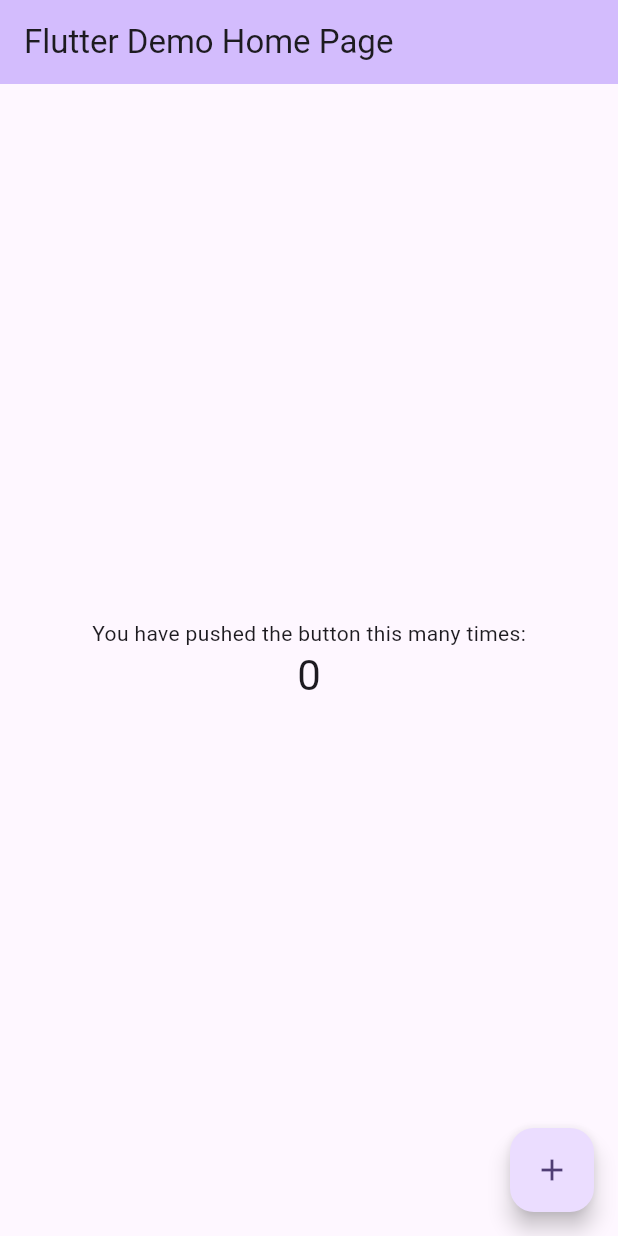
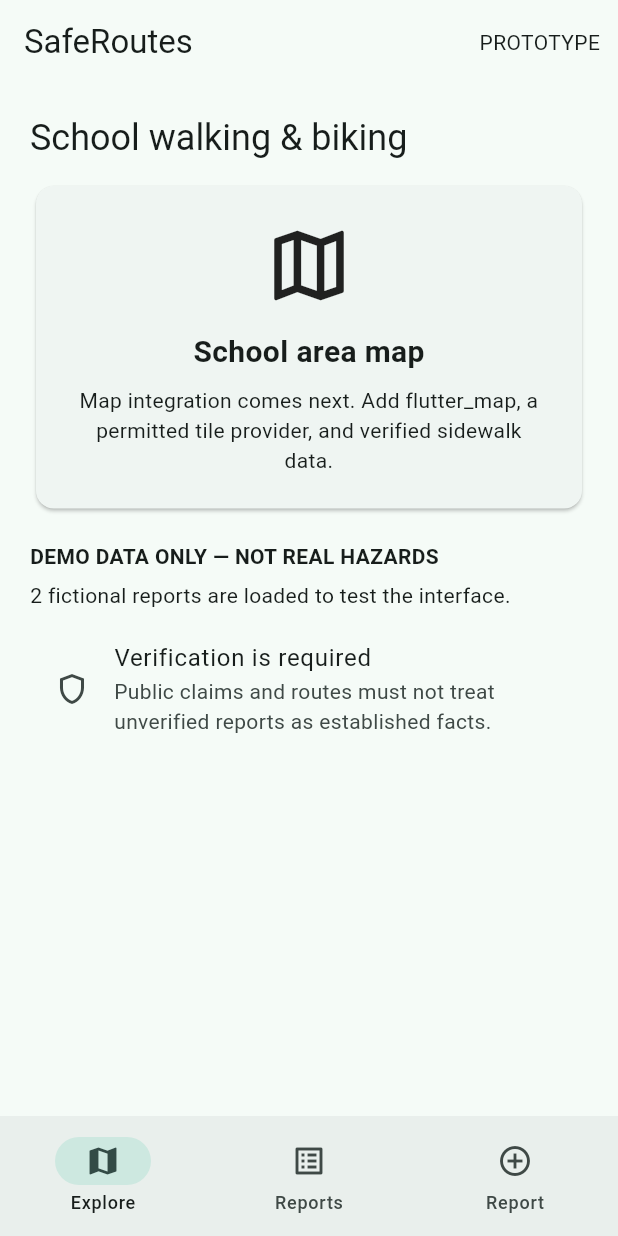
Before and after one commit to Arjan-sj/congressional-app-challenge-, a Flutter app: the screen it shows after launch, on a phone screen of 412 x 824 dp. Run offline on Flutter 3.47's test engine with Material 3 defaults, Android fonts, the light colour scheme and no system bars.

Commit message:
feat: scaffold SafeRoutes Flutter prototype, docs, and CI

```diff
--- /dev/null
+++ b/lib/app.dart
@@ -0,0 +1,20 @@
+import 'package:flutter/material.dart';
+
+import 'screens/home_screen.dart';
+
+class SafeRoutesApp extends StatelessWidget {
+  const SafeRoutesApp({super.key});
+
+  @override
+  Widget build(BuildContext context) {
+    return MaterialApp(
+      title: 'SafeRoutes',
+      debugShowCheckedModeBanner: false,
+      theme: ThemeData(
+        useMaterial3: true,
+        colorScheme: ColorScheme.fromSeed(seedColor: const Color(0xFF167D6D)),
+      ),
+      home: const HomeScreen(),
+    );
+  }
+}
--- /dev/null
+++ b/lib/data/demo_reports.dart
@@ -0,0 +1,21 @@
+import '../models/hazard_report.dart';
+
+/// Fictional examples to exercise the UI. Do not place these on a real map.
+List<HazardReport> buildDemoReports() => [
+  HazardReport(
+    id: 'sample-1',
+    schoolId: 'sample-school',
+    type: HazardType.missingSidewalk,
+    severity: 4,
+    description: 'Example: sidewalk ends before a crossing.',
+    createdAt: DateTime(2026, 10, 17),
+  ),
+  HazardReport(
+    id: 'sample-2',
+    schoolId: 'sample-school',
+    type: HazardType.blockedPath,
+    severity: 2,
+    description: 'Example: a walking path is temporarily blocked.',
+    createdAt: DateTime(2026, 10, 17),
+  ),
+];
--- a/lib/main.dart
+++ b/lib/main.dart
@@ -1,122 +1,8 @@
 import 'package:flutter/material.dart';
 
+import 'app.dart';
+
 void main() {
-  runApp(const MyApp());
+  WidgetsFlutterBinding.ensureInitialized();
+  runApp(const SafeRoutesApp());
 }
-
-class MyApp extends StatelessWidget {
-  const MyApp({super.key});
-
-  // This widget is the root of your application.
-  @override
-  Widget build(BuildContext context) {
-    return MaterialApp(
-      title: 'Flutter Demo',
-      theme: ThemeData(
-        // This is the theme of your application.
-        //
-        // TRY THIS: Try running your application with "flutter run". You'll see
-        // the application has a purple toolbar. Then, without quitting the app,
-        // try changing the seedColor in the colorScheme below to Colors.green
-        // and then invoke "hot reload" (save your changes or press the "hot
-        // reload" button in a Flutter-supported IDE, or press "r" if you used
-        // the command line to start the app).
-        //
-        // Notice that the counter didn't reset back to zero; the application
-        // state is not lost during the reload. To reset the state, use hot
-        // restart instead.
-        //
-        // This works for code too, not just values: Most code changes can be
-        // tested with just a hot reload.
-        colorScheme: .fromSeed(seedColor: Colors.deepPurple),
-      ),
-      home: const MyHomePage(title: 'Flutter Demo Home Page'),
-    );
-  }
-}
-
-class MyHomePage extends StatefulWidget {
-  const MyHomePage({super.key, required this.title});
-
-  // This widget is the home page of your application. It is stateful, meaning
-  // that it has a State object (defined below) that contains fields that affect
-  // how it looks.
-
-  // This class is the configuration for the state. It holds the values (in this
-  // case the title) provided by the parent (in this case the App widget) and
-  // used by the build method of the State. Fields in a Widget subclass are
-  // always marked "final".
-
-  final String title;
-
-  @override
-  State<MyHomePage> createState() => _MyHomePageState();
-}
-
-class _MyHomePageState extends State<MyHomePage> {
-  int _counter = 0;
-
-  void _incrementCounter() {
-    setState(() {
-      // This call to setState tells the Flutter framework that something has
-      // changed in this State, which causes it to rerun the build method below
-      // so that the display can reflect the updated values. If we changed
-      // _counter without calling setState(), then the build method would not be
-      // called again, and so nothing would appear to happen.
-      _counter++;
-    });
-  }
-
-  @override
-  Widget build(BuildContext context) {
-    // This method is rerun every time setState is called, for instance as done
-    // by the _incrementCounter method above.
-    //
-    // The Flutter framework has been optimized to make rerunning build methods
-    // fast, so that you can just rebuild anything that needs updating rather
-    // than having to individually change instances of widgets.
-    return Scaffold(
-      appBar: AppBar(
-        // TRY THIS: Try changing the color here to a specific color (to
-        // Colors.amber, perhaps?) and trigger a hot reload to see the AppBar
-        // change color while the other colors stay the same.
-        backgroundColor: Theme.of(context).colorScheme.inversePrimary,
-        // Here we take the value from the MyHomePage object that was created by
-        // the App.build method, and use it to set our appbar title.
-        title: Text(widget.title),
-      ),
-      body: Center(
-        // Center is a layout widget. It takes a single child and positions it
-        // in the middle of the parent.
-        child: Column(
-          // Column is also a layout widget. It takes a list of children and
-          // arranges them vertically. By default, it sizes itself to fit its
-          // children horizontally, and tries to be as tall as its parent.
-          //
-          // Column has various properties to control how it sizes itself and
-          // how it positions its children. Here we use mainAxisAlignment to
-          // center the children vertically; the main axis here is the vertical
-          // axis because Columns are vertical (the cross axis would be
-          // horizontal).
-          //
-          // TRY THIS: Invoke "debug painting" (choose the "Toggle Debug Paint"
-          // action in the IDE, or press "p" in the console), to see the
-          // wireframe for each widget.
-          mainAxisAlignment: .center,
-          children: [
-            const Text('You have pushed the button this many times:'),
-            Text(
-              '$_counter',
-              style: Theme.of(context).textTheme.headlineMedium,
-            ),
-          ],
-        ),
-      ),
-      floatingActionButton: FloatingActionButton(
-        onPressed: _incrementCounter,
-        tooltip: 'Increment',
-        child: const Icon(Icons.add),
-      ),
-    );
-  }
-}
--- /dev/null
+++ b/lib/models/hazard_report.dart
@@ -0,0 +1,53 @@
+/// Shared UI model for the *demo*. Before adding Supabase, agree on the
+/// production database fields in docs/INTEGRATION_CONTRACT.md.
+enum HazardType {
+  missingSidewalk('Missing sidewalk'),
+  difficultCrossing('Difficult crossing'),
+  blockedPath('Blocked path'),
+  bikeRoute('Bicycle-route concern');
+
+  const HazardType(this.label);
+  final String label;
+}
+
+enum ReportStatus {
+  unverified('Unverified'),
+  verified('Verified'),
+  resolved('Resolved'),
+  rejected('Rejected');
+
+  const ReportStatus(this.label);
+  final String label;
+}
+
+class HazardReport {
+  const HazardReport({
+    required this.id,
+    required this.schoolId,
+    required this.type,
+    required this.severity,
+    required this.description,
+    required this.createdAt,
+    this.status = ReportStatus.unverified,
+    this.latitude,
+    this.longitude,
+    this.isDemo = true,
+  }) : assert(severity >= 1 && severity <= 5);
+
+  final String id;
+  final String schoolId;
+  final HazardType type;
+  final int severity;
+  final String description;
+  final DateTime createdAt;
+  final ReportStatus status;
+
+  /// Null until a user selects a real, verified map location.
+  final double? latitude;
+  final double? longitude;
+
+  /// All current entries are fictional samples and never verified findings.
+  final bool isDemo;
+
+  bool get hasLocation => latitude != null && longitude != null;
+}
--- /dev/null
+++ b/lib/screens/explore_screen.dart
@@ -0,0 +1,47 @@
+import 'package:flutter/material.dart';
+
+import '../models/hazard_report.dart';
+
+class ExploreScreen extends StatelessWidget {
+  const ExploreScreen({super.key, required this.reports});
+
+  final List<HazardReport> reports;
+
+  @override
+  Widget build(BuildContext context) {
+    return ListView(
+      padding: const EdgeInsets.all(20),
+      children: [
+        Text('School walking & biking', style: Theme.of(context).textTheme.headlineSmall),
+        const SizedBox(height: 12),
+        const Card(
+          child: Padding(
+            padding: EdgeInsets.all(22),
+            child: Column(
+              children: [
+                Icon(Icons.map_outlined, size: 62),
+                SizedBox(height: 12),
+                Text('School area map', style: TextStyle(fontSize: 20, fontWeight: FontWeight.w600)),
+                SizedBox(height: 8),
+                Text(
+                  'Map integration comes next. Add flutter_map, a permitted tile provider, and verified sidewalk data.',
+                  textAlign: TextAlign.center,
+                ),
+              ],
+            ),
+          ),
+        ),
+        const SizedBox(height: 18),
+        const Text('DEMO DATA ONLY — NOT REAL HAZARDS', style: TextStyle(fontWeight: FontWeight.bold)),
+        const SizedBox(height: 6),
+        Text('${reports.length} fictional reports are loaded to test the interface.'),
+        const SizedBox(height: 12),
+        const ListTile(
+          leading: Icon(Icons.shield_outlined),
+          title: Text('Verification is required'),
+          subtitle: Text('Public claims and routes must not treat unverified reports as established facts.'),
+        ),
+      ],
+    );
+  }
+}
--- /dev/null
+++ b/lib/screens/home_screen.dart
@@ -0,0 +1,76 @@
+import 'package:flutter/material.dart';
+
+import '../data/demo_reports.dart';
+import '../models/hazard_report.dart';
+import 'explore_screen.dart';
+import 'report_form_screen.dart';
+import 'reports_screen.dart';
+
+class HomeScreen extends StatefulWidget {
+  const HomeScreen({super.key});
+
+  @override
+  State<HomeScreen> createState() => _HomeScreenState();
+}
+
+class _HomeScreenState extends State<HomeScreen> {
+  int _selectedIndex = 0;
+  final List<HazardReport> _reports = buildDemoReports();
+
+  void _addDemoReport(HazardReport report) {
+    setState(() {
+      _reports.insert(0, report);
+      _selectedIndex = 1;
+    });
+    ScaffoldMessenger.of(context).showSnackBar(
+      const SnackBar(content: Text('Saved in this session only — not uploaded.')),
+    );
+  }
+
+  @override
+  Widget build(BuildContext context) {
+    final screens = [
+      ExploreScreen(reports: _reports),
+      ReportsScreen(reports: _reports),
+      ReportFormScreen(onSubmit: _addDemoReport),
+    ];
+
+    return Scaffold(
+      appBar: AppBar(
+        title: const Text('SafeRoutes'),
+        actions: const [
+          Padding(
+            padding: EdgeInsets.only(right: 12),
+            child: Center(child: Text('PROTOTYPE')),
+          ),
+        ],
+      ),
+      body: SafeArea(
+        child: IndexedStack(index: _selectedIndex, children: screens),
+      ),
+      bottomNavigationBar: NavigationBar(
+        selectedIndex: _selectedIndex,
+        onDestinationSelected: (index) {
+          setState(() => _selectedIndex = index);
+        },
+        destinations: const [
+          NavigationDestination(
+            icon: Icon(Icons.map_outlined),
+            selectedIcon: Icon(Icons.map),
+            label: 'Explore',
+          ),
+          NavigationDestination(
+            icon: Icon(Icons.list_alt_outlined),
+            selectedIcon: Icon(Icons.list_alt),
+            label: 'Reports',
+          ),
+          NavigationDestination(
+            icon: Icon(Icons.add_circle_outline),
+            selectedIcon: Icon(Icons.add_circle),
+            label: 'Report',
+          ),
+        ],
+      ),
+    );
+  }
+}
--- /dev/null
+++ b/lib/screens/reports_screen.dart
@@ -0,0 +1,34 @@
+import 'package:flutter/material.dart';
+
+import '../models/hazard_report.dart';
+
+class ReportsScreen extends StatelessWidget {
+  const ReportsScreen({super.key, required this.reports});
+
+  final List<HazardReport> reports;
+
+  @override
+  Widget build(BuildContext context) {
+    final sorted = [...reports]
+      ..sort((a, b) => b.severity.compareTo(a.severity));
+
+    return ListView(
+      padding: const EdgeInsets.all(20),
+      children: [
+        Text('Example reports', style: Theme.of(context).textTheme.headlineSmall),
+        const SizedBox(height: 8),
+        const Text('Fictional test records, sorted by self-reported severity. This is not a validated safety score.'),
+        const SizedBox(height: 16),
+        for (final report in sorted)
+          Card(
+            child: ListTile(
+              leading: CircleAvatar(child: Text('${report.severity}')),
+              title: Text(report.type.label),
+              subtitle: Text('${report.description}\n${report.status.label} • Demo only • No verified location'),
+              isThreeLine: true,
+            ),
+          ),
+      ],
+    );
+  }
+}
```
Also changed, not shown: lib/screens/report_form_screen.dart (added, +104 -0 lines), 7 other files.
